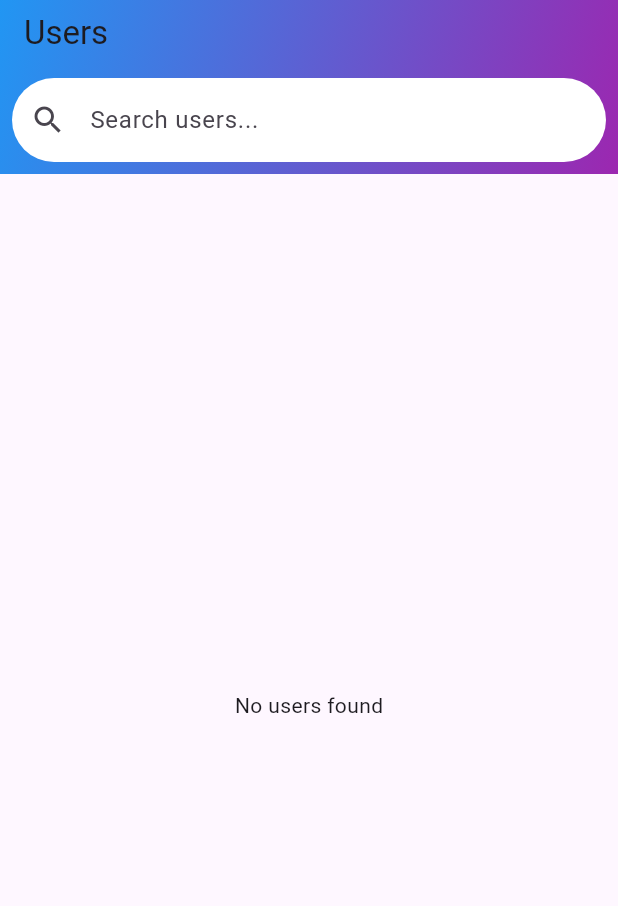
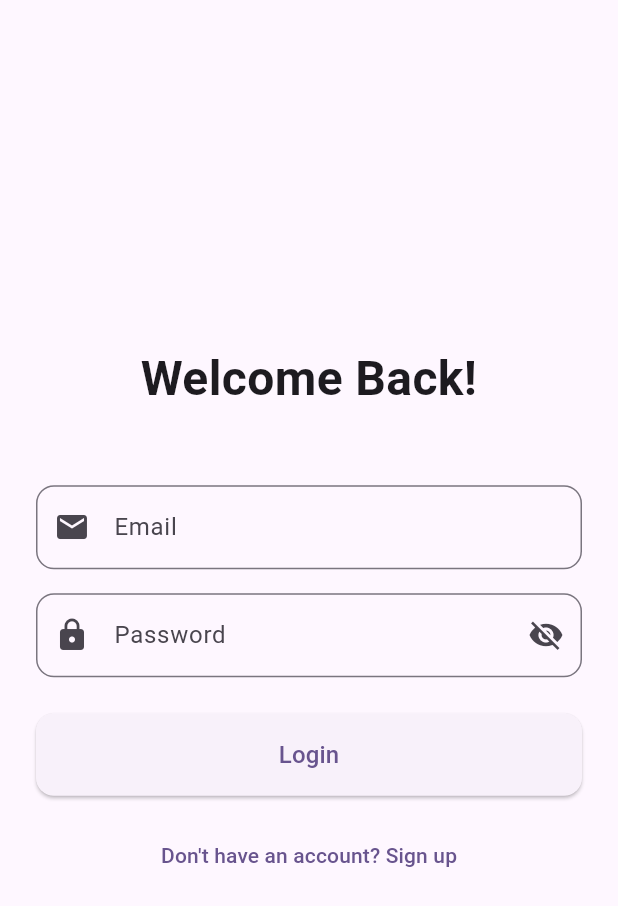
Before and after one commit to Aryan11m/Users, a Flutter app: the screen it shows after launch, on a phone screen of 412 x 824 dp. Shown: the top 906 px of the screen. Run offline on Flutter 3.47's test engine with Material 3 defaults, Android fonts, the phone set to English and light mode, and no system bars; our stand-ins replace dio, firebase_auth, firebase_core, get, pull_to_refresh; accounts and stored records are empty.

```diff
--- a/firsttask/lib/main.dart
+++ b/firsttask/lib/main.dart
@@ -1,8 +1,11 @@
+import 'package:firebase_core/firebase_core.dart';
 import 'package:firsttask/screen/splashscreen.dart';
 import 'package:flutter/material.dart';
 import 'package:get/get.dart';
 
-void main() {
+Future<void> main() async {
+  WidgetsFlutterBinding.ensureInitialized();
+  await Firebase.initializeApp();
   runApp(const MyApp());
 }
 
--- a/firsttask/lib/screen/details.dart
+++ b/firsttask/lib/screen/details.dart
@@ -51,7 +51,7 @@ class Userdetails extends StatelessWidget {
         ),
         title: Text(
           user.name,
-          style: const TextStyle(color: Colors.white),
+          style: const TextStyle(color: Colors.white,fontWeight: FontWeight.bold),
         ),
       ),
       body: SingleChildScrollView(
--- /dev/null
+++ b/firsttask/lib/screen/loginpage.dart
@@ -0,0 +1,172 @@
+import 'package:firebase_auth/firebase_auth.dart';
+import 'package:firsttask/screen/homepage.dart';
+import 'package:flutter/material.dart';
+import 'package:get/get.dart';
+
+class LoginPage extends StatelessWidget {
+  final _formKey = GlobalKey<FormState>();
+  final _emailController = TextEditingController();
+  final _passwordController = TextEditingController();
+  final _isLoading = false.obs;
+  final _obscureText = true.obs;
+  final _auth = FirebaseAuth.instance;
+
+  LoginPage({super.key});
+
+  Future<void> _handleLogin() async {
+    if (_formKey.currentState!.validate()) {
+      try {
+        _isLoading.value = true;
+        // Firebase sign in
+        await _auth.signInWithEmailAndPassword(
+          email: _emailController.text.trim(),
+          password: _passwordController.text,
+        );
+
+        Get.offAll(() => const Homepage());
+      } on FirebaseAuthException catch (e) {
+        String message;
+        switch (e.code) {
+          case 'user-not-found':
+            message = 'No user found with this email.';
+            break;
+          case 'wrong-password':
+            message = 'Wrong password provided.';
+            break;
+          case 'invalid-email':
+            message = 'Invalid email address.';
+            break;
+          case 'user-disabled':
+            message = 'This user has been disabled.';
+            break;
+          default:
+            message = 'An error occurred. Please try again.';
+        }
+        Get.snackbar(
+          'Error',
+          message,
+          snackPosition: SnackPosition.BOTTOM,
+          backgroundColor: Colors.red.shade100,
+          colorText: Colors.red.shade900,
+          margin: const EdgeInsets.all(8),
+        );
+      } catch (e) {
+        Get.snackbar(
+          'Error',
+          'An unexpected error occurred.',
+          snackPosition: SnackPosition.BOTTOM,
+          backgroundColor: Colors.red.shade100,
+          colorText: Colors.red.shade900,
+          margin: const EdgeInsets.all(8),
+        );
+      } finally {
+        _isLoading.value = false;
+      }
+    }
+  }
+
+  @override
+  void dispose() {
+    _emailController.dispose();
+    _passwordController.dispose();
+  }
+
+  @override
+  Widget build(BuildContext context) {
+    return Scaffold(
+      body: SafeArea(
+        child: Padding(
+          padding: const EdgeInsets.all(24.0),
+          child: Form(
+            key: _formKey,
+            child: Column(
+              mainAxisAlignment: MainAxisAlignment.center,
+              crossAxisAlignment: CrossAxisAlignment.stretch,
+              children: [
+                const Text(
+                  'Welcome Back!',
+                  style: TextStyle(
+                    fontSize: 32,
+                    fontWeight: FontWeight.bold,
+                  ),
+                  textAlign: TextAlign.center,
+                ),
+                const SizedBox(height: 48),
+                TextFormField(
+                  controller: _emailController,
+                  keyboardType: TextInputType.emailAddress,
+                  decoration: InputDecoration(
+                    labelText: 'Email',
+                    prefixIcon: const Icon(Icons.email),
+                    border: OutlineInputBorder(
+                      borderRadius: BorderRadius.circular(12),
+                    ),
+                  ),
+                  validator: (value) {
+                    if (value == null || value.isEmpty) {
+                      return 'Please enter your email';
+                    }
+                    if (!GetUtils.isEmail(value)) {
+                      return 'Please enter a valid email';
+                    }
+                    return null;
+                  },
+                ),
+                const SizedBox(height: 16),
+                Obx(() => TextFormField(
+                  controller: _passwordController,
+                  obscureText: _obscureText.value,
+                  decoration: InputDecoration(
+                    labelText: 'Password',
+                    prefixIcon: const Icon(Icons.lock),
+                    suffixIcon: IconButton(
+                      icon: Icon(
+                        _obscureText.value
+                          ? Icons.visibility_off
+                          : Icons.visibility,
+                      ),
+                      onPressed: () => _obscureText.toggle(),
+                    ),
+                    border: OutlineInputBorder(
+                      borderRadius: BorderRadius.circular(12),
+                    ),
+                  ),
+                  validator: (value) {
+                    if (value == null || value.isEmpty) {
+                      return 'Please enter your password';
+                    }
+                    if (value.length < 6) {
+                      return 'Password must be at least 6 characters';
+                    }
+                    return null;
+                  },
+                )),
+                const SizedBox(height: 24),
+                Obx(() => ElevatedButton(
+                  onPressed: _isLoading.value ? null : _handleLogin,
+                  style: ElevatedButton.styleFrom(
+                    padding: const EdgeInsets.symmetric(vertical: 16),
+                    shape: RoundedRectangleBorder(
+                      borderRadius: BorderRadius.circular(12),
+                    ),
+                  ),
+                  child: _isLoading.value
+                    ? const CircularProgressIndicator()
+                    : const Text(
+                        'Login',
+                        style: TextStyle(fontSize: 16),
+                      ),
+                )),
+                const SizedBox(height: 16),
+                TextButton(
+                  onPressed: () => Get.toNamed('/signup'),
+                  child: const Text("Don't have an account? Sign up"),
+                ),
+              ],
+            ),
+          ),
+        ),
+      ),
+    );
+  }
+}
--- a/firsttask/lib/screen/splashscreen.dart
+++ b/firsttask/lib/screen/splashscreen.dart
@@ -1,4 +1,5 @@
 import 'dart:async';
+import 'package:firsttask/screen/loginpage.dart';
 import 'package:get/get.dart';
 import 'package:firsttask/screen/homepage.dart';
 import 'package:flutter/material.dart';
@@ -23,7 +24,7 @@ with TickerProviderStateMixin{
   void initState() {
     super.initState();
     Timer(const Duration(seconds: 3),(){
-      Get.off(() => Homepage());
+      Get.off(() => LoginPage());
     });
   }
    @override
--- a/firsttask/pubspec.yaml
+++ b/firsttask/pubspec.yaml
@@ -37,6 +37,9 @@ dependencies:
   get: ^4.6.6
   dio: ^5.3.2
   url_launcher:
+  pull_to_refresh: ^2.0.0
+  firebase_core: ^4.1.0
+  firebase_auth:
 
 dev_dependencies:
   flutter_test:
```
Also changed, not shown: firsttask/lib/screen/homepage.dart (+36 -5 lines), firsttask/pubspec.lock, 6 other files.
